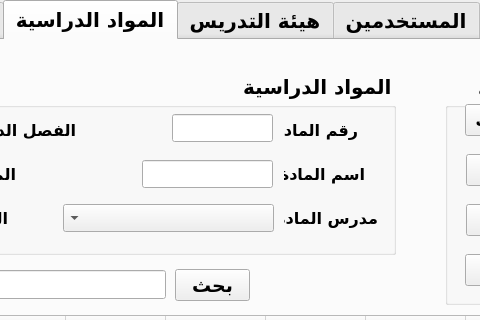
Above: school_management.ui from mostafabasuni/School-Management-System before the change; both pictures show x 357 to 837 and y 0 to 320 of the 1105 by 619 pixel window. Below: the same form after it.
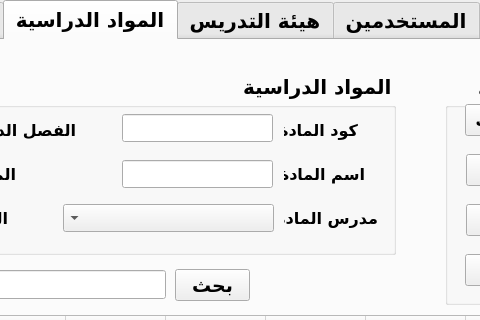
That is the form after the change. The open tabs and pages were chosen to show the change.

What changed in the file:
```diff
--- a/school_management.ui
+++ b/school_management.ui
@@ -904,7 +904,7 @@
         </font>
        </property>
        <property name="text">
-        <string>رقم المادة</string>
+        <string>كود المادة</string>
        </property>
       </widget>
       <widget class="QLabel" name="label_17">
@@ -949,9 +949,9 @@
        </property>
        <property name="geometry">
         <rect>
-         <x>367</x>
+         <x>317</x>
          <y>40</y>
-         <width>101</width>
+         <width>151</width>
          <height>28</height>
         </rect>
        </property>
@@ -964,9 +964,9 @@
       <widget class="QLineEdit" name="lineEdit_15">
        <property name="geometry">
         <rect>
-         <x>337</x>
+         <x>317</x>
          <y>86</y>
-         <width>131</width>
+         <width>151</width>
          <height>28</height>
         </rect>
        </property>
```
Left out of the diff: 4 changed lines with no effect on the pictures.
